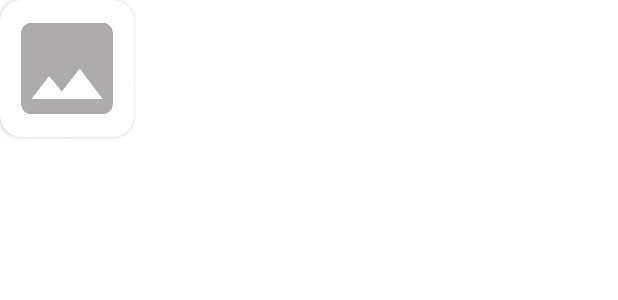
After one commit to bravezephaniah/MediScan_Bangkit2022Capstone, an Android app: the layout history_item.xml on its own in the app's theme, with its tools: preview values and no code run, on a phone screen of 412 x 824 dp. The commit adds this screen. Shown: the top 300 px of the screen. Run offline under Robolectric (Android 15) with nearby library versions, the phone set to English and light mode, and no system bars.

Commit message:
Add history

```diff
--- /dev/null
+++ b/app/src/main/res/layout/history_item.xml
@@ -0,0 +1,28 @@
+<?xml version="1.0" encoding="utf-8"?>
+<androidx.cardview.widget.CardView xmlns:android="http://schemas.android.com/apk/res/android"
+        xmlns:app="http://schemas.android.com/apk/res-auto"
+        xmlns:tools="http://schemas.android.com/tools"
+        android:layout_width="wrap_content"
+        android:layout_height="wrap_content"
+        android:id="@+id/cv_history"
+        app:contentPadding="4dp"
+        app:cardCornerRadius="14dp">
+
+    <androidx.constraintlayout.widget.ConstraintLayout
+            android:layout_width="match_parent"
+            android:layout_height="match_parent">
+
+        <ImageView
+                android:layout_width="81dp"
+                android:layout_height="83dp"
+                app:srcCompat="@drawable/ic_baseline_image_24"
+                android:id="@+id/img_history"
+                app:layout_constraintEnd_toEndOf="parent"
+                app:layout_constraintBottom_toBottomOf="parent"
+                app:layout_constraintStart_toStartOf="parent"
+                app:layout_constraintTop_toTopOf="parent"
+                tools:ignore="ImageContrastCheck"
+                android:contentDescription="@string/history_data" />
+    </androidx.constraintlayout.widget.ConstraintLayout>
+
+</androidx.cardview.widget.CardView>
--- a/app/src/main/res/values/strings.xml
+++ b/app/src/main/res/values/strings.xml
@@ -48,4 +48,6 @@
     <string name="cancer_desc">Based on our analyzation, your skin feature is considered as a probable cancer cell. We suggest you to contact nearby hospital to get a medical treatment.</string>
     <string name="not_cancer">Not Cancer</string>
     <string name="image_null">Pilih gambar terlebih dahulu</string>
+    <string name="about_us">MediScan is an app that help you to make the right decision about your health. We offer a cheap, mobile and easy method for health screening with your smartphone.</string>
+    <string name="history_data">History</string>
 </resources>
```
Also changed, not shown: app/src/main/java/capstoneproject/mediscan/data/ViewModels.kt (+29 -4 lines), app/src/main/java/capstoneproject/mediscan/data/network/ApiConfigs.kt (+10 -5 lines), app/src/main/java/capstoneproject/mediscan/data/network/Responses.kt (+24 -0 lines), app/src/main/java/capstoneproject/mediscan/view/HistoryAdapter.kt (added, +31 -0 lines), app/src/main/java/capstoneproject/mediscan/view/HomeActivity.kt (+20 -5 lines), app/src/main/res/layout/activity_home.xml (+20 -5 lines).
